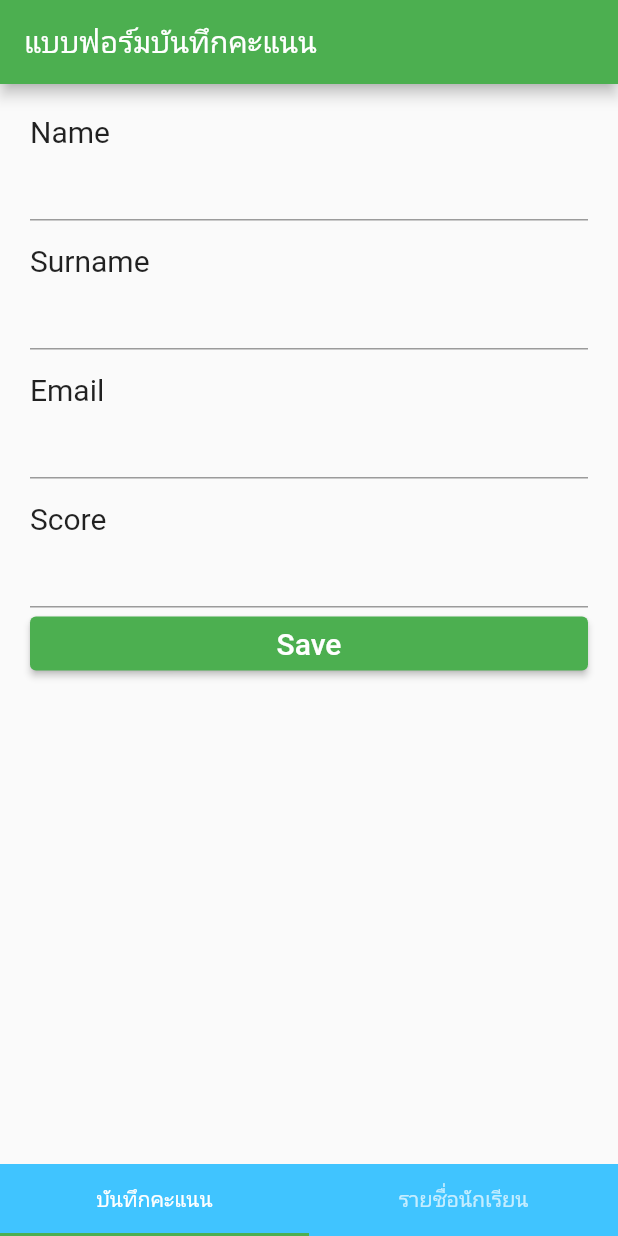
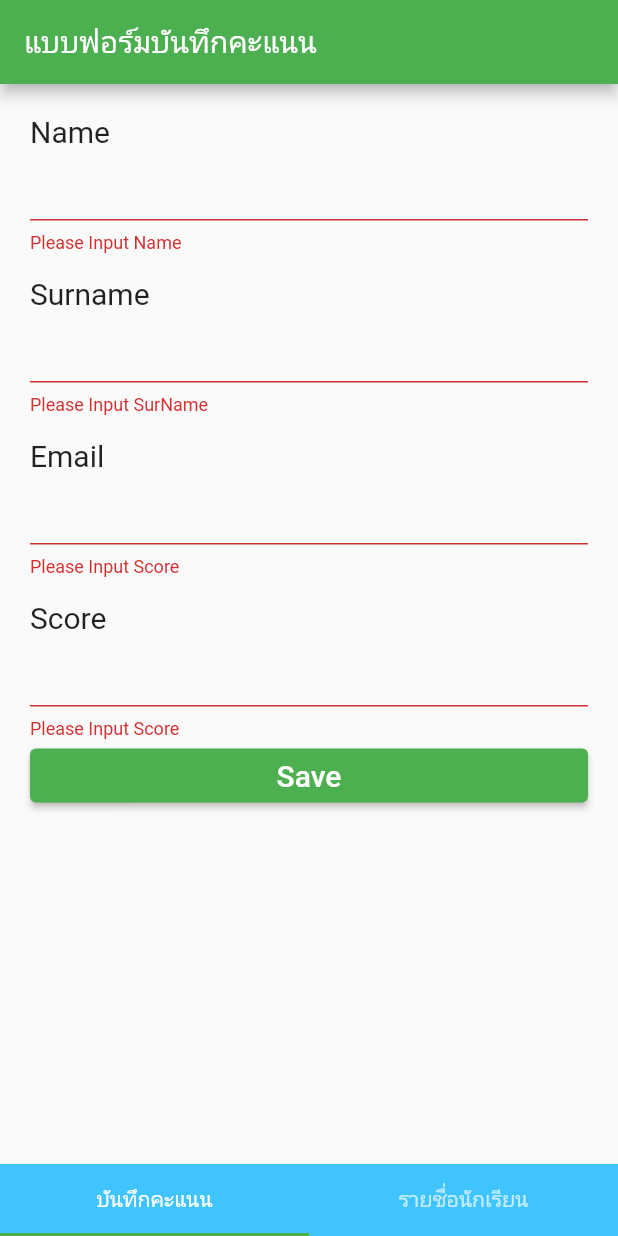
Before and after one commit to anechaboon/basic_flutter, a Flutter app: the screen it shows after launch, after a tap on "Save", on a phone screen of 412 x 824 dp. Run offline on Flutter 3.47's test engine with Material 2 defaults, Android fonts, the phone set to English and light mode, and no system bars; our stand-ins replace cloud_firestore, firebase_core, form_field_validator; accounts and stored records are empty.

```diff
--- a/lib/main.dart
+++ b/lib/main.dart
@@ -1,8 +1,10 @@
 import 'package:basic_flutter/screen/formscreen.dart';
 import 'package:flutter/material.dart';
 import 'FoodMenu.dart';
-
-void main() {
+import 'package:firebase_core/firebase_core.dart';
+void main() async {
+  WidgetsFlutterBinding.ensureInitialized();
+  await Firebase.initializeApp();
   var app = MyApp();
   runApp(app);
 }
--- a/lib/screen/formscreen.dart
+++ b/lib/screen/formscreen.dart
@@ -1,5 +1,8 @@
 import 'package:basic_flutter/model/Student.dart';
+import 'package:cloud_firestore/cloud_firestore.dart';
+import 'package:firebase_core/firebase_core.dart';
 import 'package:flutter/material.dart';
+import 'package:form_field_validator/form_field_validator.dart';
 
 class FormScreen extends StatefulWidget {
   const FormScreen({Key? key}) : super(key: key);
@@ -9,11 +12,29 @@ class FormScreen extends StatefulWidget {
 }
 
 class _FormScreenState extends State<FormScreen> {
-
   final formKey = GlobalKey<FormState>();
   Student myStudent = Student();
+  //prepare fisebase
+  // final Future<FirebaseApp> firebase = Firebase.initializeApp();
+  CollectionReference _studentCollection =
+      FirebaseFirestore.instance.collection("students");
+
   @override
   Widget build(BuildContext context) {
+    return FutureBuilder(
+        future: Firebase.initializeApp(),
+        builder: (context, snapshot) {
+          if (snapshot.hasError) {
+            return Scaffold(
+              appBar: AppBar(
+                title: Text("Error"),
+              ),
+              body: Center(
+                child: Text("${snapshot.error}"),
+              ),
+            );
+          }
+          if (snapshot.connectionState == ConnectionState.done) {
             return Scaffold(
               appBar: AppBar(
                 title: Text("แบบฟอร์มบันทึกคะแนน"),
@@ -31,7 +52,9 @@ class _FormScreenState extends State<FormScreen> {
                             style: TextStyle(fontSize: 20),
                           ),
                           TextFormField(
-                  onSaved: (String? val){
+                            validator: RequiredValidator(
+                                errorText: "Please Input Name"),
+                            onSaved: (String? val) {
                               myStudent.fname = val!;
                             },
                           ),
@@ -43,9 +66,12 @@ class _FormScreenState extends State<FormScreen> {
                             style: TextStyle(fontSize: 20),
                           ),
                           TextFormField(
-                  onSaved: (String? val){
+                            validator: RequiredValidator(
+                                errorText: "Please Input SurName"),
+                            onSaved: (String? val) {
                               myStudent.lname = val!;
-                  },),
+                            },
+                          ),
                           SizedBox(
                             height: 15,
                           ),
@@ -54,9 +80,14 @@ class _FormScreenState extends State<FormScreen> {
                             style: TextStyle(fontSize: 20),
                           ),
                           TextFormField(
-                  onSaved: (String? val){
+                            validator: MultiValidator([
+                              EmailValidator(errorText: "Email Incorrect"),
+                              RequiredValidator(errorText: "Please Input Score")
+                            ]),
+                            onSaved: (String? val) {
                               myStudent.email = val!;
                             },
+                            keyboardType: TextInputType.emailAddress,
                           ),
                           SizedBox(
                             height: 15,
@@ -66,11 +97,13 @@ class _FormScreenState extends State<FormScreen> {
                             style: TextStyle(fontSize: 20),
                           ),
                           TextFormField(
-                  onSaved: (String? val){
+                            validator: RequiredValidator(
+                                errorText: "Please Input Score"),
+                            onSaved: (String? val) {
                               myStudent.score = val!;
                             },
+                            keyboardType: TextInputType.number,
                           ),
-
                           SizedBox(
                             width: double.infinity,
                             child: ElevatedButton(
@@ -78,23 +111,41 @@ class _FormScreenState extends State<FormScreen> {
                                   "Save",
                                   style: TextStyle(fontSize: 20),
                                 ),
-                      onPressed: () {
-                        // if (formKey.currentState!.validate()) {
-                        //   formKey.currentState!.save();
-                        // }
+                                onPressed: () async {
+                                  if (formKey.currentState!.validate()) {
                                     formKey.currentState!.save();
+
+                                    await _studentCollection
+                                        .add({
+                                          "fname": myStudent.fname,
+                                          "lname": myStudent.lname,
+                                          "email": myStudent.email,
+                                          "score": myStudent.score,
+                                        })
+                                        .then((value) => print("User Added"))
+                                        .catchError((error) => print(
+                                            "Failed to add user: $error"));
 
                                     print("${myStudent.fname}");
                                     print("${myStudent.lname}");
                                     print("${myStudent.email}");
                                     print("${myStudent.score}");
+
+                                    formKey.currentState!.reset();
+                                  }
                                 }),
                           ),
                         ],
                       ),
-          )
-        ),
+                    )),
               ),
             );
           }
+          return Scaffold(
+            body: Center(
+              child: CircularProgressIndicator(),
+            ),
+          );
+        });
   }
+}
--- a/pubspec.yaml
+++ b/pubspec.yaml
@@ -35,6 +35,8 @@ dependencies:
   # Use with the CupertinoIcons class for iOS style icons.
   cupertino_icons: ^1.0.2
   form_field_validator: ^1.1.0
+  firebase_core: ^1.7.0
+  cloud_firestore: ^2.5.3
 
 dev_dependencies:
   flutter_test:
```
Also changed, not shown: pubspec.lock, 3 other files. Lines whose indentation alone changed are shown as unchanged.
